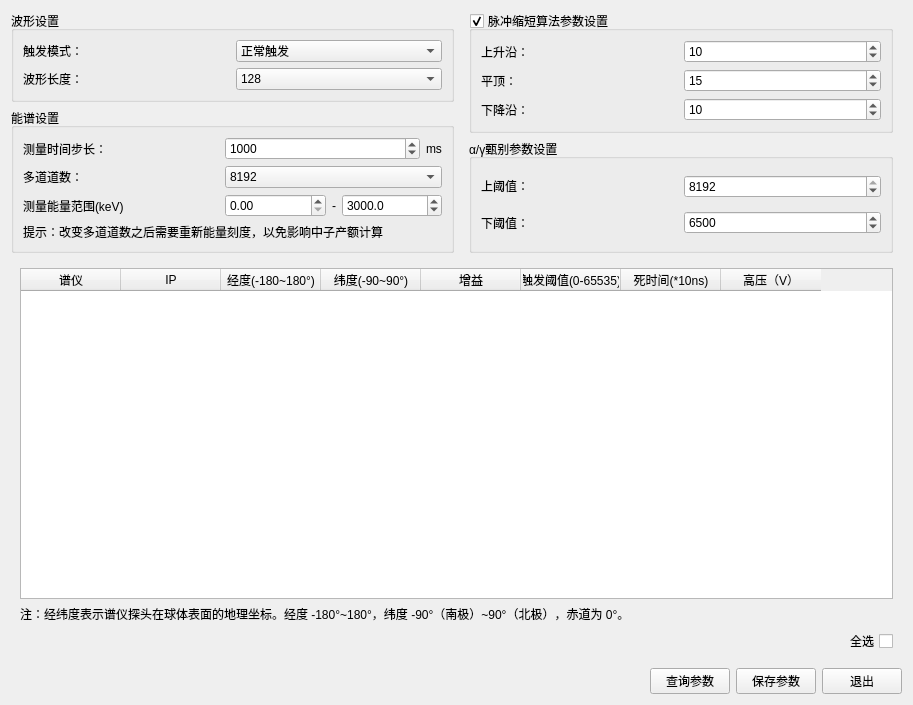
Before: the Qt Designer form detsettingwindow.ui in MrXiaomao/HXR_Detector, drawn with Qt 5.
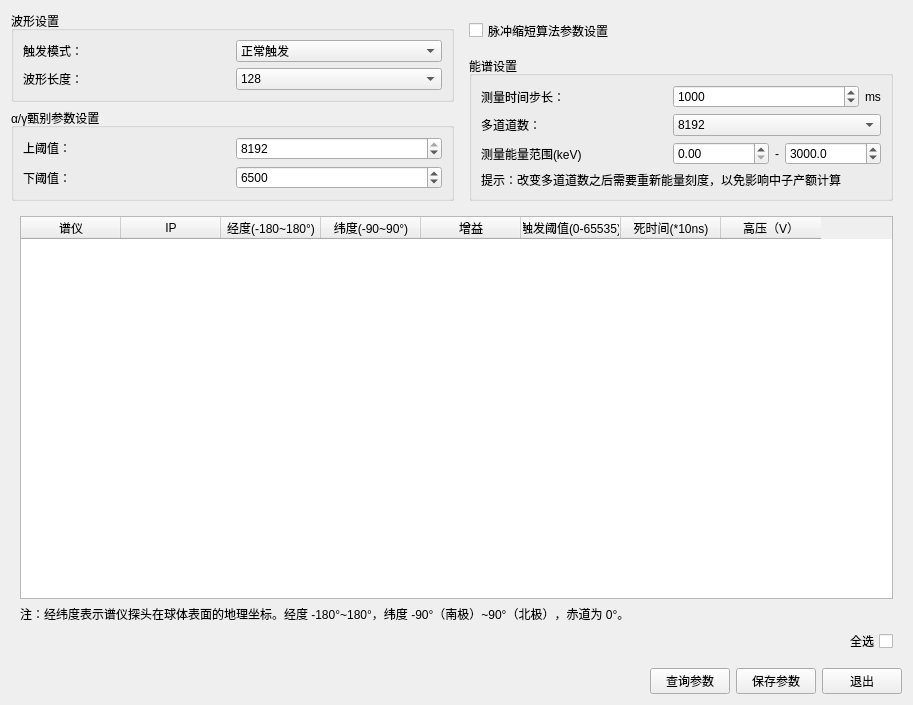
After: the same form once the commit is applied.

Commit message: 1、修复能谱刷新，有时候需要延迟到第二次能谱来，才刷新第一次能谱的问题。 2、计数率统计界面，测量时间范围将打靶时间作为时间零点 3、梯形成型，设置只保留知否启用选项，具体参数从device_config.ini文件中获取，其中时间常量硬件系统固化，不需要设置。 4、波形模式、粒子模式，每次测量将包计数清零。

The edit to the form file:
```diff
--- a/detsettingwindow.ui
+++ b/detsettingwindow.ui
@@ -112,7 +112,96 @@
           </widget>
          </item>
          <item>
+          <widget class="QGroupBox" name="alpha_gamma_settings">
+           <property name="sizePolicy">
+            <sizepolicy hsizetype="Preferred" vsizetype="Preferred">
+             <horstretch>0</horstretch>
+             <verstretch>0</verstretch>
+            </sizepolicy>
+           </property>
+           <property name="title">
+            <string>α/γ甄别参数设置</string>
+           </property>
+           <layout class="QGridLayout" name="gridLayout_2">
+            <item row="0" column="0">
+             <widget class="QLabel" name="label">
+              <property name="focusPolicy">
+               <enum>Qt::StrongFocus</enum>
+              </property>
+              <property name="text">
+               <string>上阈值：</string>
+              </property>
+             </widget>
+            </item>
+            <item row="0" column="1">
+             <widget class="QSpinBox" name="spinBox_alphaGammaUpperThold">
+              <property name="minimum">
+               <number>1</number>
+              </property>
+              <property name="maximum">
+               <number>8192</number>
+              </property>
+              <property name="value">
+               <number>8192</number>
+              </property>
+             </widget>
+            </item>
+            <item row="1" column="0">
+             <widget class="QLabel" name="label_2">
+              <property name="text">
+               <string>下阈值：</string>
+              </property>
+             </widget>
+            </item>
+            <item row="1" column="1">
+             <widget class="QSpinBox" name="spinBox_alphaGammaLowerThold">
+              <property name="minimum">
+               <number>1</number>
+              </property>
+              <property name="maximum">
+               <number>8192</number>
+              </property>
+              <property name="value">
+               <number>6500</number>
+              </property>
+             </widget>
+            </item>
+           </layout>
+          </widget>
+         </item>
+        </layout>
+       </widget>
+      </item>
+      <item>
+       <widget class="QWidget" name="widget_6" native="true">
+        <layout class="QVBoxLayout" name="verticalLayout_4">
+         <property name="topMargin">
+          <number>0</number>
+         </property>
+         <property name="bottomMargin">
+          <number>0</number>
+         </property>
+         <item>
+          <widget class="QCheckBox" name="trapShapeEnable">
+           <property name="sizePolicy">
+            <sizepolicy hsizetype="Minimum" vsizetype="Preferred">
+             <horstretch>0</horstretch>
+             <verstretch>0</verstretch>
+            </sizepolicy>
+           </property>
+           <property name="text">
+            <string>脉冲缩短算法参数设置</string>
+           </property>
+          </widget>
+         </item>
+         <item>
           <widget class="QGroupBox" name="groupBox_3">
+           <property name="sizePolicy">
+            <sizepolicy hsizetype="Preferred" vsizetype="Preferred">
+             <horstretch>0</horstretch>
+             <verstretch>0</verstretch>
+            </sizepolicy>
+           </property>
            <property name="title">
             <string>能谱设置</string>
            </property>
@@ -266,133 +355,6 @@
         </layout>
        </widget>
       </item>
-      <item>
-       <widget class="QWidget" name="widget_6" native="true">
-        <layout class="QVBoxLayout" name="verticalLayout_4">
-         <property name="topMargin">
-          <number>0</number>
-         </property>
-         <property name="bottomMargin">
-          <number>0</number>
-         </property>
-         <item>
-          <widget class="QGroupBox" name="trapShapeEnable">
-           <property name="title">
-            <string>脉冲缩短算法参数设置</string>
-           </property>
-           <property name="checkable">
-            <bool>true</bool>
-           </property>
-           <layout class="QGridLayout" name="gridLayout_5">
-            <item row="2" column="0">
-             <widget class="QLabel" name="label_33">
-              <property name="text">
-               <string>上升沿：</string>
-              </property>
-             </widget>
-            </item>
-            <item row="4" column="0">
-             <widget class="QLabel" name="label_35">
-              <property name="text">
-               <string>下降沿：</string>
-              </property>
-             </widget>
-            </item>
-            <item row="4" column="1">
-             <widget class="QSpinBox" name="spinBox_trapShapeFallPoint">
-              <property name="maximum">
-               <number>255</number>
-              </property>
-              <property name="value">
-               <number>10</number>
-              </property>
-             </widget>
-            </item>
-            <item row="3" column="1">
-             <widget class="QSpinBox" name="spinBox_trapShapePeakPoint">
-              <property name="maximum">
-               <number>255</number>
-              </property>
-              <property name="value">
-               <number>15</number>
-              </property>
-             </widget>
-            </item>
-            <item row="3" column="0">
-             <widget class="QLabel" name="label_34">
-              <property name="text">
-               <string>平顶：</string>
-              </property>
-             </widget>
-            </item>
-            <item row="2" column="1">
-             <widget class="QSpinBox" name="spinBox_trapShapeRisePoint">
-              <property name="maximum">
-               <number>255</number>
-              </property>
-              <property name="value">
-               <number>10</number>
-              </property>
-             </widget>
-            </item>
-           </layout>
-          </widget>
-         </item>
-         <item>
-          <widget class="QGroupBox" name="alpha_gamma_settings">
-           <property name="title">
-            <string>α/γ甄别参数设置</string>
-           </property>
-           <layout class="QGridLayout" name="gridLayout_2">
-            <item row="0" column="0">
-             <widget class="QLabel" name="label">
-              <property name="focusPolicy">
-               <enum>Qt::StrongFocus</enum>
-              </property>
-              <property name="text">
-               <string>上阈值：</string>
-              </property>
-             </widget>
-            </item>
-            <item row="0" column="1">
-             <widget class="QSpinBox" name="spinBox_alphaGammaUpperThold">
-              <property name="minimum">
-               <number>1</number>
-              </property>
-              <property name="maximum">
-               <number>8192</number>
-              </property>
-              <property name="value">
-               <number>8192</number>
-              </property>
-             </widget>
-            </item>
-            <item row="1" column="0">
-             <widget class="QLabel" name="label_2">
-              <property name="text">
-               <string>下阈值：</string>
-              </property>
-             </widget>
-            </item>
-            <item row="1" column="1">
-             <widget class="QSpinBox" name="spinBox_alphaGammaLowerThold">
-              <property name="minimum">
-               <number>1</number>
-              </property>
-              <property name="maximum">
-               <number>8192</number>
-              </property>
-              <property name="value">
-               <number>6500</number>
-              </property>
-             </widget>
-            </item>
-           </layout>
-          </widget>
-         </item>
-        </layout>
-       </widget>
-      </item>
      </layout>
     </widget>
    </item>
```
Left out of the diff: 6 changed lines with no effect on the pictures. The commit also changes 10 other files.
